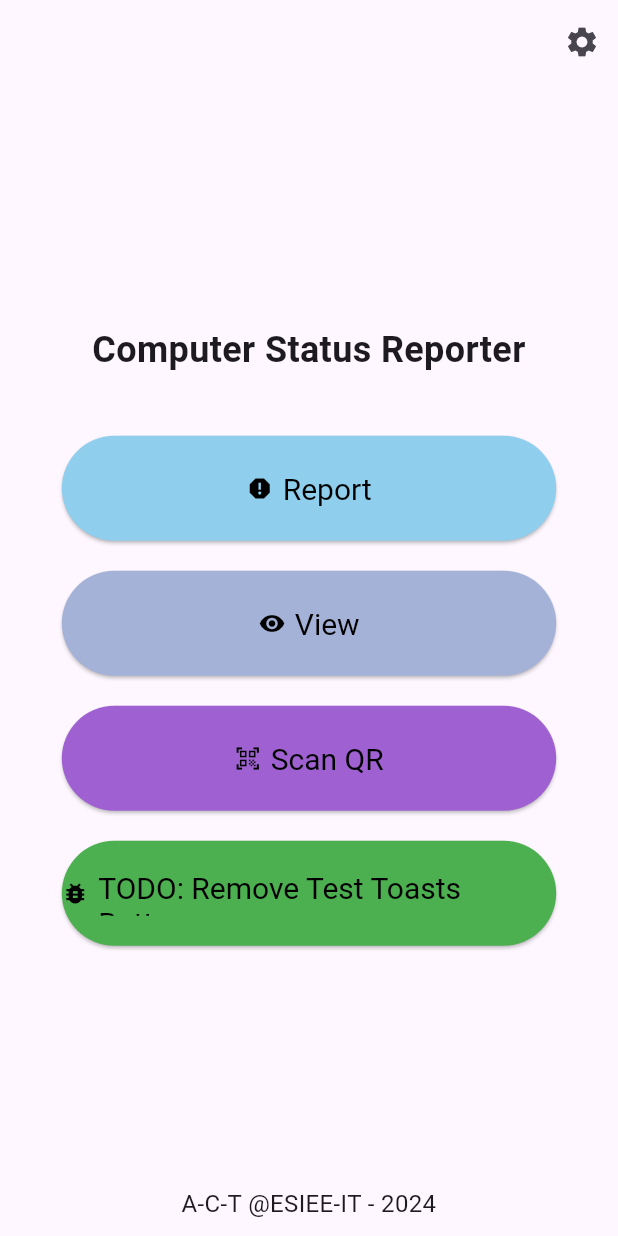
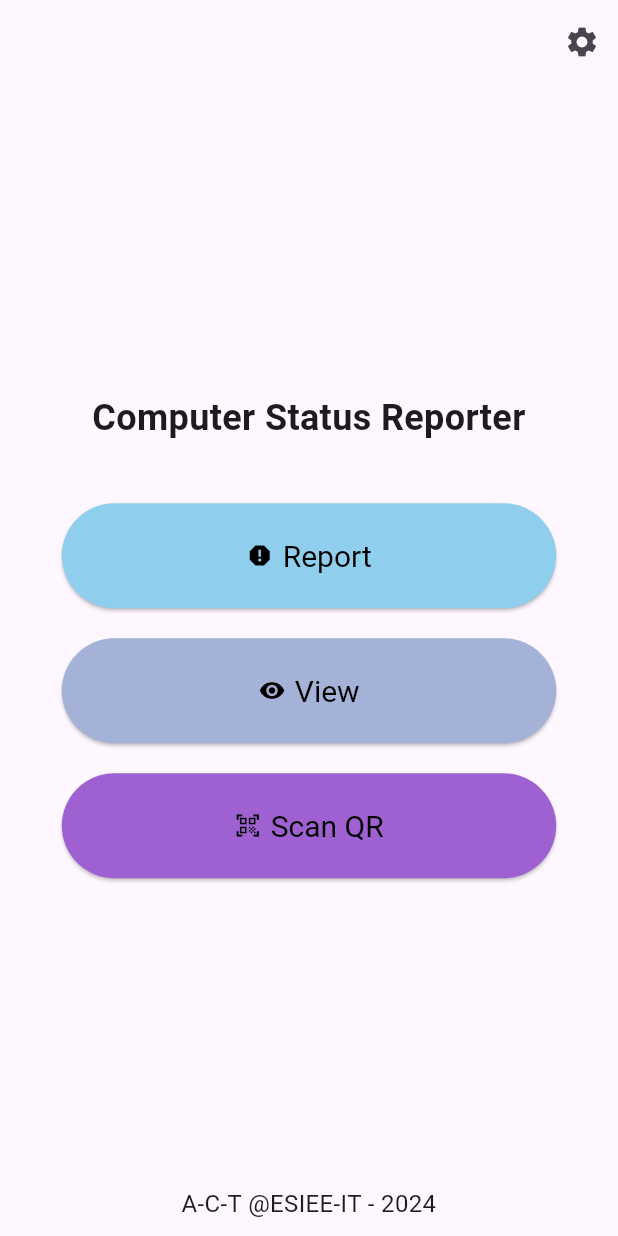
Before and after one commit to arthurpellegrini/ComputerStatusReporter, a Flutter app: the screen it shows after launch, on a phone screen of 412 x 824 dp. Run offline on Flutter 3.47's test engine with Material 3 defaults, Android fonts, the phone set to English and light mode, and no system bars; our stand-ins replace cloud_firestore, firebase_core, fluttertoast; missing offline and left inert: country_flags; accounts and stored records are empty; generated files the repository leaves out were written again.

Commit message:
Refactor: HomeView by creating functions

```diff
--- a/lib/src/home_view.dart
+++ b/lib/src/home_view.dart
@@ -1,33 +1,20 @@
 import 'package:flutter/material.dart';
 import 'package:flutter_gen/gen_l10n/app_localizations.dart';
-import 'custom_items/custom_toast.dart';
 import 'custom_items/custom_button.dart';
 
 class HomeView extends StatelessWidget {
   const HomeView({super.key});
 
-  void _showSuccessToast(BuildContext context) {
-    CustomToast.show(
-      context,
-      AppLocalizations.of(context)!.reportSuccess,
-      Icons.check_circle,
-      Colors.green,
+  @override
+  Widget build(BuildContext context) {
+    return Scaffold(
+      appBar: _buildAppBar(context),
+      body: _buildBody(context),
     );
   }
 
-  void _showErrorToast(BuildContext context) {
-    CustomToast.show(
-      context,
-      AppLocalizations.of(context)!.reportTransmissionFailed,
-      Icons.error,
-      Colors.red,
-    );
-  }
-
-  @override
-  Widget build(BuildContext context) {
-    return Scaffold(
-      appBar: AppBar(
+  AppBar _buildAppBar(BuildContext context) {
+    return AppBar(
       actions: [
         IconButton(
           icon: const Icon(Icons.settings),
@@ -36,23 +23,40 @@ class HomeView extends StatelessWidget {
           },
         ),
       ],
-      ),
-      body: LayoutBuilder(
+    );
+  }
+
+  Widget _buildBody(BuildContext context) {
+    return LayoutBuilder(
       builder: (context, constraints) {
         return Center(
           child: Column(
             mainAxisAlignment: MainAxisAlignment.center,
             children: [
               const Spacer(),
-                Text(
+              _buildTitle(context),
+              const SizedBox(height: 40),
+              _buildButtons(context, constraints.maxWidth),
+              const Spacer(),
+              _buildFooter(context),
+            ],
+          ),
+        );
+      },
+    );
+  }
+
+  Widget _buildTitle(BuildContext context) {
+    return Text(
       AppLocalizations.of(context)!.appTitle,
-                  style: const TextStyle(
-                      fontSize: 24, fontWeight: FontWeight.bold),
+      style: const TextStyle(fontSize: 24, fontWeight: FontWeight.bold),
       textAlign: TextAlign.center,
-                ),
-                const SizedBox(height: 40),
-                SizedBox(
-                  width: constraints.maxWidth * 0.8, // 80% of the screen width
+    );
+  }
+
+  Widget _buildButtons(BuildContext context, double maxWidth) {
+    return SizedBox(
+      width: maxWidth * 0.8,
       child: Column(
         children: [
           CustomButton(
@@ -81,33 +85,19 @@ class HomeView extends StatelessWidget {
             label: AppLocalizations.of(context)!.scanQR,
             backgroundColor: const Color(0xFF9F61D1),
           ),
-                      const SizedBox(height: 20),
-                      CustomButton(
-                        onPressed: () {
-                          _showSuccessToast(context);
-                          _showErrorToast(context);
-                        },
-                        icon: Icons.bug_report,
-                        label: "TODO: Remove Test Toasts Button",
-                        backgroundColor: Colors.green,
-                      ),
         ],
       ),
-                ),
-                const Spacer(), // Pushes the copyright text to the bottom
-                Padding(
+    );
+  }
+
+  Widget _buildFooter(BuildContext context) {
+    return Padding(
       padding: const EdgeInsets.only(bottom: 10.0),
       child: Text(
         AppLocalizations.of(context)!.appCopyRights,
         style: const TextStyle(fontSize: 16),
         textAlign: TextAlign.center,
       ),
-                ),
-              ],
-            ),
-          );
-        },
-      ),
     );
   }
 }
```
Lines whose indentation alone changed are shown as unchanged.
